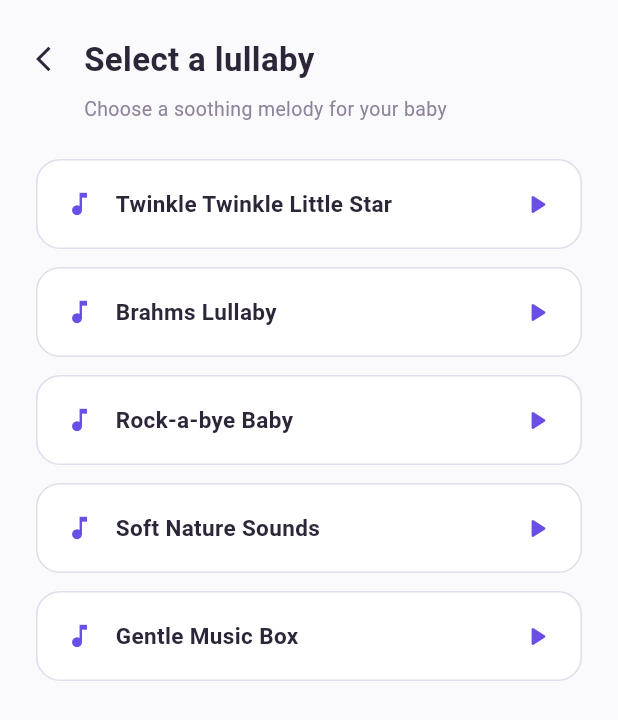
After one commit to cepdnaclk/e22-3yp-himummy, a Flutter app: the LullabySelectionScreen screen opened directly, on a phone screen of 412 x 824 dp. The commit adds this screen. Shown: the top 720 px of the screen. Run offline on Flutter 3.47's test engine with Material 3 defaults, Android fonts, the phone set to English and light mode, and no system bars; our stand-ins replace fl_chart; Roboto replaces fonts that are missing (Nunito Sans).

Commit message:
feat: finalize baby monitor states, lullaby selection, profile, and bottom navigation

```diff
--- /dev/null
+++ b/code/himummy_mobile/lib/presentation/screens/baby_monitor/lullaby_selection_screen.dart
@@ -0,0 +1,123 @@
+import 'package:flutter/material.dart';
+import '../../../core/constants/app_colors.dart';
+
+class LullabySelectionScreen extends StatelessWidget {
+  const LullabySelectionScreen({Key? key}) : super(key: key);
+
+  final List<String> _lullabies = const [
+    'Twinkle Twinkle Little Star',
+    'Brahms Lullaby',
+    'Rock-a-bye Baby',
+    'Soft Nature Sounds',
+    'Gentle Music Box',
+  ];
+
+  @override
+  Widget build(BuildContext context) {
+    return Scaffold(
+      backgroundColor: AppColors.backgroundWhite,
+      body: SafeArea(
+        child: Padding(
+          padding: const EdgeInsets.all(24.0),
+          child: Column(
+            crossAxisAlignment: CrossAxisAlignment.start,
+            children: [
+              // Top Bar with Back Button and Title
+              Row(
+                children: [
+                  GestureDetector(
+                    onTap: () => Navigator.pop(context),
+                    child: const Icon(
+                      Icons.arrow_back_ios,
+                      color: AppColors.textDark,
+                      size: 20,
+                    ),
+                  ),
+                  const SizedBox(width: 12),
+                  const Text(
+                    'Select a lullaby',
+                    style: TextStyle(
+                      fontSize: 22,
+                      fontWeight: FontWeight.bold,
+                      color: AppColors.textDark,
+                    ),
+                  ),
+                ],
+              ),
+
+              const SizedBox(height: 8),
+
+              const Padding(
+                padding: EdgeInsets.only(left: 32.0),
+                child: Text(
+                  'Choose a soothing melody for your baby',
+                  style: TextStyle(
+                    fontSize: 13,
+                    color: AppColors.textMuted,
+                  ),
+                ),
+              ),
+
+              const SizedBox(height: 24),
+
+              // Lullabies List
+              Expanded(
+                child: ListView.builder(
+                  itemCount: _lullabies.length,
+                  itemBuilder: (context, index) {
+                    final lullaby = _lullabies[index];
+                    return Padding(
+                      padding: const EdgeInsets.only(bottom: 12.0),
+                      child: GestureDetector(
+                        onTap: () {
+                          // Return selected lullaby name back to Baby Monitor screen
+                          Navigator.pop(context, lullaby);
+                        },
+                        child: Container(
+                          padding: const EdgeInsets.all(18),
+                          decoration: BoxDecoration(
+                            color: AppColors.cardWhite,
+                            borderRadius: BorderRadius.circular(16),
+                            border: Border.all(color: AppColors.borderGrey),
+                          ),
+                          child: Row(
+                            mainAxisAlignment: MainAxisAlignment.spaceBetween,
+                            children: [
+                              Row(
+                                children: [
+                                  const Icon(
+                                    Icons.music_note,
+                                    color: AppColors.primaryPurple,
+                                    size: 20,
+                                  ),
+                                  const SizedBox(width: 14),
+                                  Text(
+                                    lullaby,
+                                    style: const TextStyle(
+                                      fontSize: 15,
+                                      fontWeight: FontWeight.w600,
+                                      color: AppColors.textDark,
+                                    ),
+                                  ),
+                                ],
+                              ),
+                              const Icon(
+                                Icons.play_arrow_rounded,
+                                color: AppColors.primaryPurple,
+                                size: 22,
+                              ),
+                            ],
+                          ),
+                        ),
+                      ),
+                    );
+                  },
+                ),
+              ),
+            ],
+          ),
+        ),
+      ),
+    );
+  }
+}
```
Also changed, not shown: code/himummy_mobile/lib/presentation/screens/baby_monitor/baby_monitor_screen.dart (+217 -95 lines).
